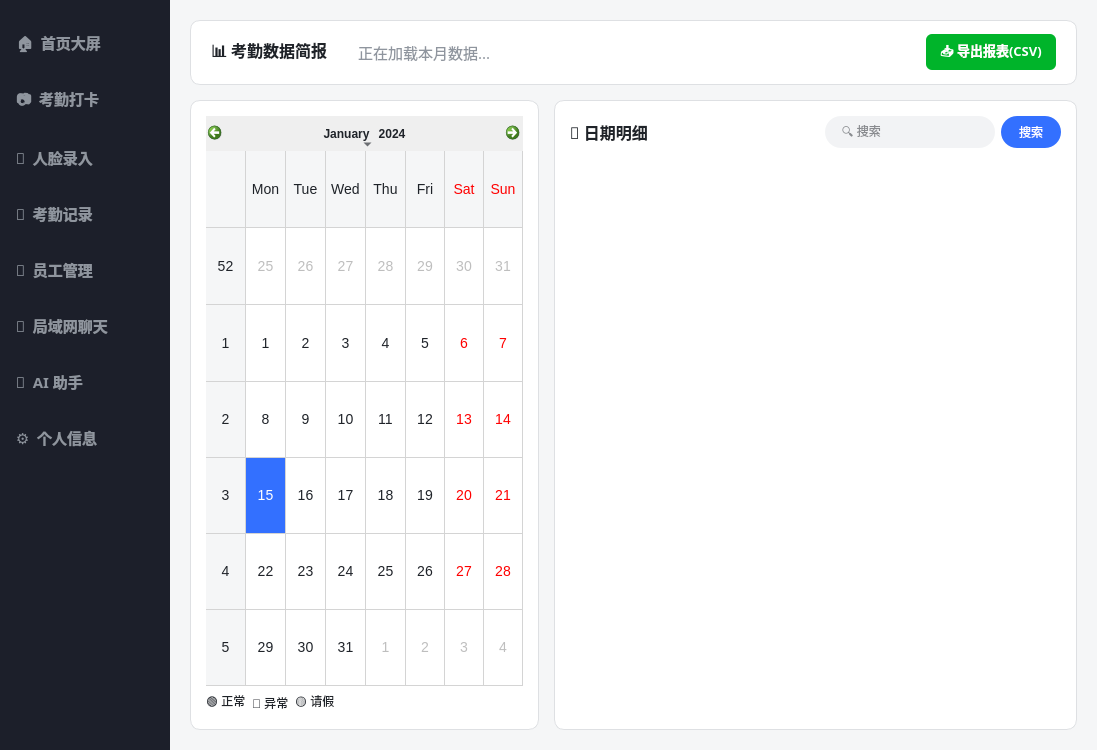
Old version of the form AttendanceClient/MainWidget.ui in the repository cai-0312/FaceAttendanceSystem.
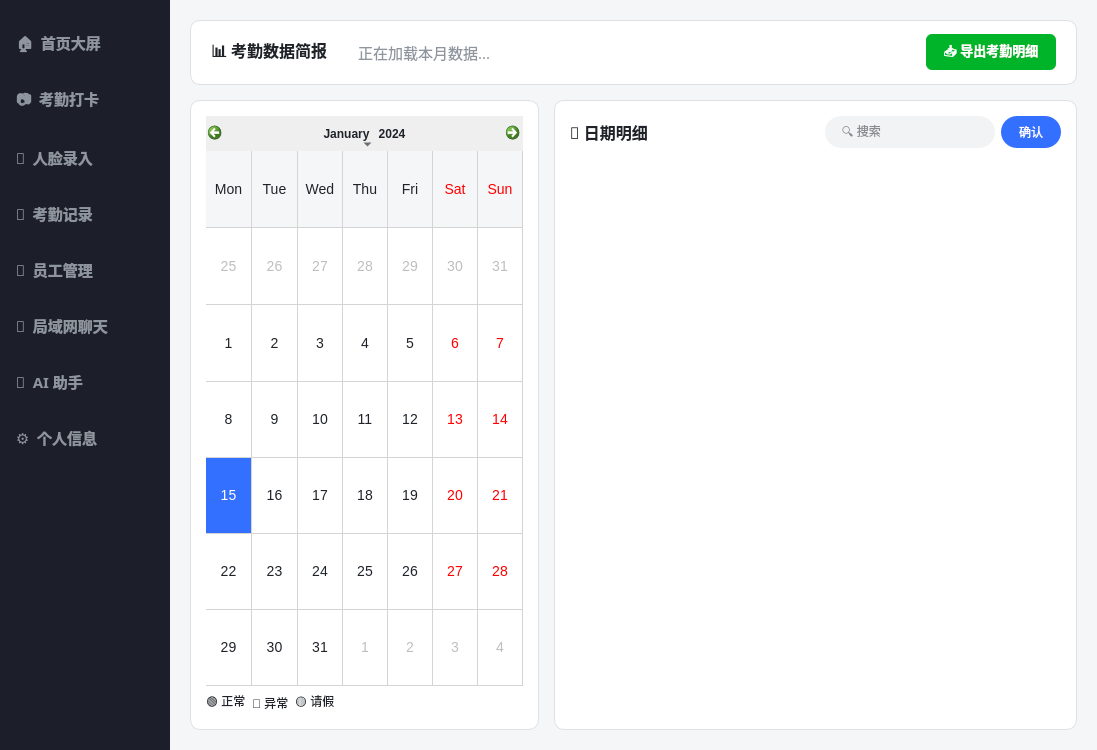
New version of the form. The open tabs and pages were chosen to show the change.

Commit message: 1、修改考勤记录模块中出现的日历BUG； 2、整合导出功能，并新增部门报表导出；

The edit to the form file:
```diff
--- a/AttendanceClient/MainWidget.ui
+++ b/AttendanceClient/MainWidget.ui
@@ -654,7 +654,7 @@
              <string notr="true">QPushButton { background-color: #00B42A; color: white; border-radius: 6px; border: none; } QPushButton:hover { background-color: #23C343; }</string>
             </property>
             <property name="text">
-             <string>📥 导出报表(CSV)</string>
+             <string>📥 导出考勤明细</string>
             </property>
            </widget>
           </item>
@@ -683,6 +683,9 @@
               <property name="gridVisible">
                <bool>true</bool>
               </property>
+              <property name="verticalHeaderFormat">
+               <enum>QCalendarWidget::VerticalHeaderFormat::NoVerticalHeader</enum>
+              </property>
              </widget>
             </item>
             <item>
@@ -807,7 +810,7 @@
                  <string notr="true">QPushButton { background-color: #3370FF; color: white; border-radius: 16px; border: none; } QPushButton:hover { background-color: #4E83FF; }</string>
                 </property>
                 <property name="text">
-                 <string>搜索</string>
+                 <string>确认</string>
                 </property>
                </widget>
               </item>
```
Left out of the diff: 2 changed lines with no effect on the pictures. The commit also changes 5 other files.
